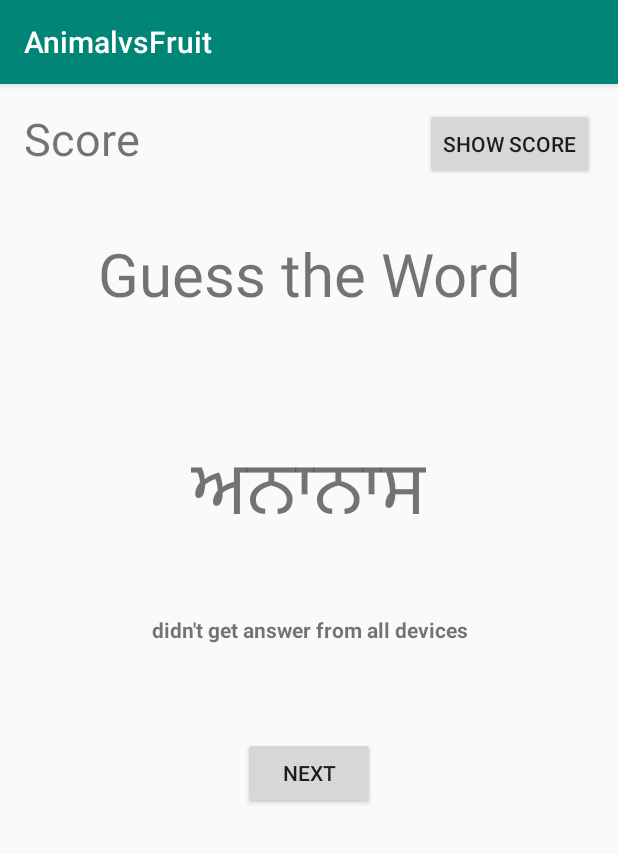
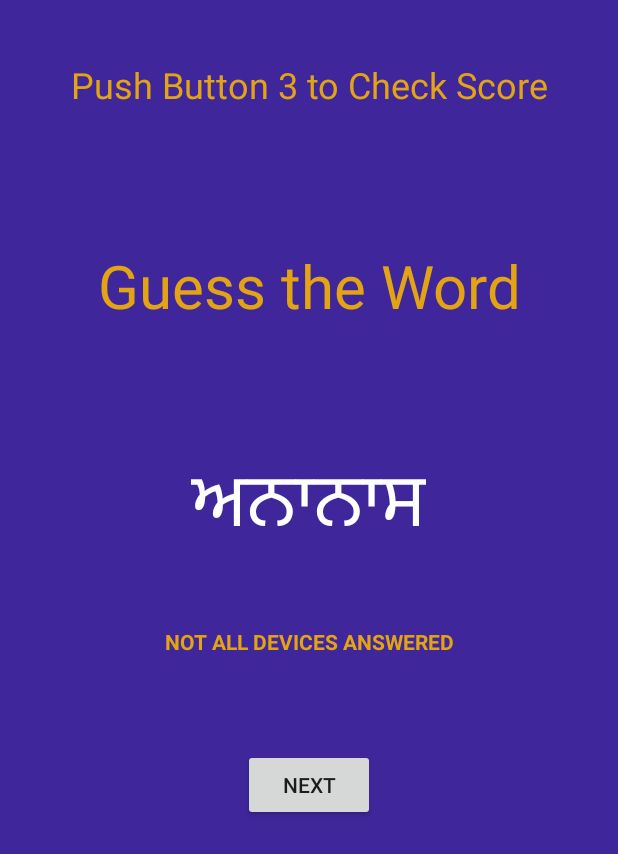
Before and after one commit to jagtarkhinda/AnimalVsFruit, an Android app: the screen it shows after launch (MainActivity), after a tap on "NEXT", on a phone screen of 412 x 824 dp. Shown: the top 854 px of the screen. Run offline under Robolectric (Android 15) with nearby library versions, the phone set to English and light mode, and no system bars; libraries missing offline, so code that uses them is left out: io.particle.android; 3 statements that could not run were skipped.

Commit message:
added second screen to show the winner

```diff
--- a/app/src/main/AndroidManifest.xml
+++ b/app/src/main/AndroidManifest.xml
@@ -9,6 +9,7 @@
         android:roundIcon="@mipmap/ic_launcher_round"
         android:supportsRtl="true"
         android:theme="@style/AppTheme">
+        <activity android:name=".FinalScore"></activity>
         <activity android:name=".MainActivity">
             <intent-filter>
                 <action android:name="android.intent.action.MAIN" />
--- a/app/src/main/java/com/jagtar/animalvsfruit/MainActivity.java
+++ b/app/src/main/java/com/jagtar/animalvsfruit/MainActivity.java
@@ -1,5 +1,6 @@
 package com.jagtar.animalvsfruit;
 
+import android.content.Intent;
 import android.os.Bundle;
 import android.support.annotation.NonNull;
 import android.support.v7.app.AppCompatActivity;
@@ -28,6 +29,7 @@ public class MainActivity extends AppCompatActivity {
     String[] animal = {"ਬਾਂਦਰ", "ਘੋੜਾ", "ਹਿਰਨ" ,"ਭਾਲੂ", "ਗਾਂ", "ਬਿੱਲੀ"};
     String[] fruit = {"ਅਮਰੂਦ", "ਅਨਾਨਾਸ" ,"ਸੇਬ", "ਤਰਬੂਜ", "ਅੰਬ", "ਅੰਗੂਰ"};
     String displayWord = "";
+    int quesCount = 1;
     int selectArray;
     int selectIndex;
     TextView question;
@@ -65,6 +67,12 @@ public class MainActivity extends AppCompatActivity {
         // 2. Setup your device variable
         getDeviceFromCloud();
         setWord();
+
+        //resetting data
+        quesCount = 1;
+        for (int i = 0; i < devices.size(); i++) {
+            devices.get(i).setScore(0);
+        }
     }
 
 
@@ -94,39 +102,50 @@ public class MainActivity extends AppCompatActivity {
         //if all particles answers only then show the next question otherwise show warning
         if(allDevicesAnswered() == false)
         {
-            warning.setText("didn't get answer from all devices");
+            warning.setText("NOT ALL DEVICES ANSWERED");
         }
-        else if(allDevicesAnswered() == true){
+        else if(allDevicesAnswered() == true) {
 
             warning.setText("");
             //checking the answers and storing the scores
-            for (int i = 0; i < devices.size(); i++)
-            {
+            for (int i = 0; i < devices.size(); i++) {
 
-                if(devices.get(i).getVote().equals(currentWord)){
+                if (devices.get(i).getVote().equals(currentWord)) {
                     //sending command, function name and current device in parameters
-                        sendData("green","colors",i);
-
-                        //modifying scores
-                        devices.get(i).setScore(devices.get(i).getScore() + 1);
-                        showScore.setText("Score " + devices.get(i).getScore());
-                        Log.d("socre", "device " + i + devices.get(i).getScore());
-
-                }
-                else{
-                    //sending command, function name and current device in parameters
-                    sendData("red","colors",i);
-
+                    sendData("green", "colors", i);
                     //modifying scores
                     devices.get(i).setScore(devices.get(i).getScore() + 1);
-                    showScore.setText("Score " + devices.get(i).getScore());
-                    Log.d("score", "device" + i + devices.get(i).getScore());
-
+                    //making vote to false for next question
+                    devices.get(i).setHasVoted(false);
+                } else {
+                    //sending command, function name and current device in parameters
+                    sendData("red", "colors", i);
+                    //making vote to false for next question
+                    devices.get(i).setHasVoted(false);
                 }
             }
-            setWord();
+            //checking if 5 questions done
+            if (quesCount < 2) {
+                setWord();
+                quesCount++;
+            } else {
+                //go to next screen
+                int Score = 0;
+                String Winner = "";
+                for (int i = 0; i < devices.size(); i++) {
+                    if (devices.get(i).getScore() > Score) {
+                        Score = devices.get(i).getScore();
+                        Winner = devices.get(i).getDevice().getName();
+                    }
+                }
+                Intent finalScreen = new Intent(this, FinalScore.class);
+                finalScreen.putExtra("device" , Winner);
+                finalScreen.putExtra("score","" + Score);
+                //Optional parameters
+                startActivity(finalScreen);
+            }
+
         }
-
     }
 
     //checking if all devices has voted
@@ -135,6 +154,7 @@ public class MainActivity extends AppCompatActivity {
         {
             if(devices.get(i).getHasVoted() == false) {
                 isVotingDone = false;
+                i = devices.size() + 1;
             }
             else {
                 isVotingDone = true;
@@ -191,19 +211,22 @@ public class MainActivity extends AppCompatActivity {
                                 dataFromParticle = "" + event.dataPayload;
                                 particleId = "" + event.deviceId;
                                 //for each device, checking if the device has pressed the button
-                                if(!dataFromParticle.equals("3")){
-                                for (int i = 0; i<devices.size();i++){
-                                    if(devices.get(i).getDevice().getID().equals(particleId)){
-                                        devices.get(i).setHasVoted(true);
-                                        devices.get(i).setVote(dataFromParticle);
+
+                                for (int i = 0; i < devices.size(); i++) {
+                                    if (!dataFromParticle.equals("3")) {
+                                        if (devices.get(i).getDevice().getID().equals(particleId)) {
+                                            devices.get(i).setHasVoted(true);
+                                            devices.get(i).setVote(dataFromParticle);
+                                        }
+                                    } else if (dataFromParticle.equals("3")) {
+                                        if (devices.get(i).getDevice().getID().equals(particleId)) {
+                                            showScore.setText("Device " + (i + 1)+ " Score " + devices.get(i).getScore());
+
+                                        }
                                     }
-                                }}
-                                else if(dataFromParticle.equals("3")){
 
                                 }
-
                             }
-
                             public void onEventError(Exception e) {
                                 Log.e(TAG, "Event error: ", e);
                             }
--- a/app/src/main/res/layout/activity_main.xml
+++ b/app/src/main/res/layout/activity_main.xml
@@ -4,6 +4,7 @@
     xmlns:tools="http://schemas.android.com/tools"
     android:layout_width="match_parent"
     android:layout_height="match_parent"
+    android:background="#EE321794"
     tools:context=".MainActivity">
 
     <TextView
@@ -11,12 +12,13 @@
         android:layout_width="wrap_content"
         android:layout_height="wrap_content"
         android:text="Guess the Word"
+        android:textColor="#E2A414"
         android:textSize="40dp"
         app:layout_constraintBottom_toBottomOf="parent"
         app:layout_constraintLeft_toLeftOf="parent"
         app:layout_constraintRight_toRightOf="parent"
         app:layout_constraintTop_toTopOf="parent"
-        app:layout_constraintVertical_bias="0.139" />
+        app:layout_constraintVertical_bias="0.212" />
 
     <TextView
         android:id="@+id/questionLabel"
@@ -25,6 +27,7 @@
         android:layout_marginStart="8dp"
         android:layout_marginTop="80dp"
         android:layout_marginEnd="8dp"
+        android:textColor="#FFFFFF"
         android:textSize="50dp"
         app:layout_constraintEnd_toEndOf="parent"
         app:layout_constraintHorizontal_bias="0.498"
@@ -38,8 +41,8 @@
         android:layout_marginStart="8dp"
         android:layout_marginTop="128dp"
         android:layout_marginEnd="8dp"
+        android:onClick="nextQuestion"
         android:text="Next"
-        android:onClick="nextQuestion"
         app:layout_constraintEnd_toEndOf="parent"
         app:layout_constraintStart_toStartOf="parent"
         app:layout_constraintTop_toBottomOf="@+id/questionLabel" />
@@ -53,6 +56,7 @@
         android:layout_marginEnd="8dp"
         android:layout_marginBottom="8dp"
         android:textAlignment="center"
+        android:textColor="#E2A414"
         android:textStyle="bold"
         app:layout_constraintBottom_toTopOf="@+id/button"
         app:layout_constraintEnd_toEndOf="parent"
@@ -61,27 +65,18 @@
 
     <TextView
         android:id="@+id/showScore"
-        android:layout_width="203dp"
-        android:layout_height="43dp"
+        android:layout_width="380dp"
+        android:layout_height="50dp"
         android:layout_marginStart="16dp"
-        android:layout_marginTop="16dp"
-        android:text="Score"
-        android:textAlignment="viewStart"
-        android:textSize="30sp"
+        android:layout_marginTop="40dp"
+        android:layout_marginEnd="8dp"
+        android:text="Push Button 3 to Check Score"
+        android:textAlignment="center"
+        android:textColor="#E2A414"
+        android:textSize="24sp"
+        app:layout_constraintEnd_toEndOf="parent"
+        app:layout_constraintHorizontal_bias="0.0"
         app:layout_constraintStart_toStartOf="parent"
         app:layout_constraintTop_toTopOf="parent" />
 
-    <Button
-        android:id="@+id/scoreBtn"
-        android:layout_width="wrap_content"
-        android:layout_height="wrap_content"
-        android:layout_marginStart="8dp"
-        android:layout_marginTop="16dp"
-        android:layout_marginEnd="8dp"
-        android:text="Show Score"
-        app:layout_constraintEnd_toEndOf="parent"
-        app:layout_constraintHorizontal_bias="0.875"
-        app:layout_constraintStart_toEndOf="@+id/showScore"
-        app:layout_constraintTop_toTopOf="parent" />
-
 </android.support.constraint.ConstraintLayout>
--- a/app/src/main/res/values/styles.xml
+++ b/app/src/main/res/values/styles.xml
@@ -1,7 +1,7 @@
 <resources>
 
     <!-- Base application theme. -->
-    <style name="AppTheme" parent="Theme.AppCompat.Light.DarkActionBar">
+    <style name="AppTheme" parent="Theme.AppCompat.Light.NoActionBar">
         <!-- Customize your theme here. -->
         <item name="colorPrimary">@color/colorPrimary</item>
         <item name="colorPrimaryDark">@color/colorPrimaryDark</item>
```
Also changed, not shown: app/src/main/java/com/jagtar/animalvsfruit/FinalScore.java (added, +42 -0 lines), app/src/main/res/layout/final_score.xml (added, +54 -0 lines).
